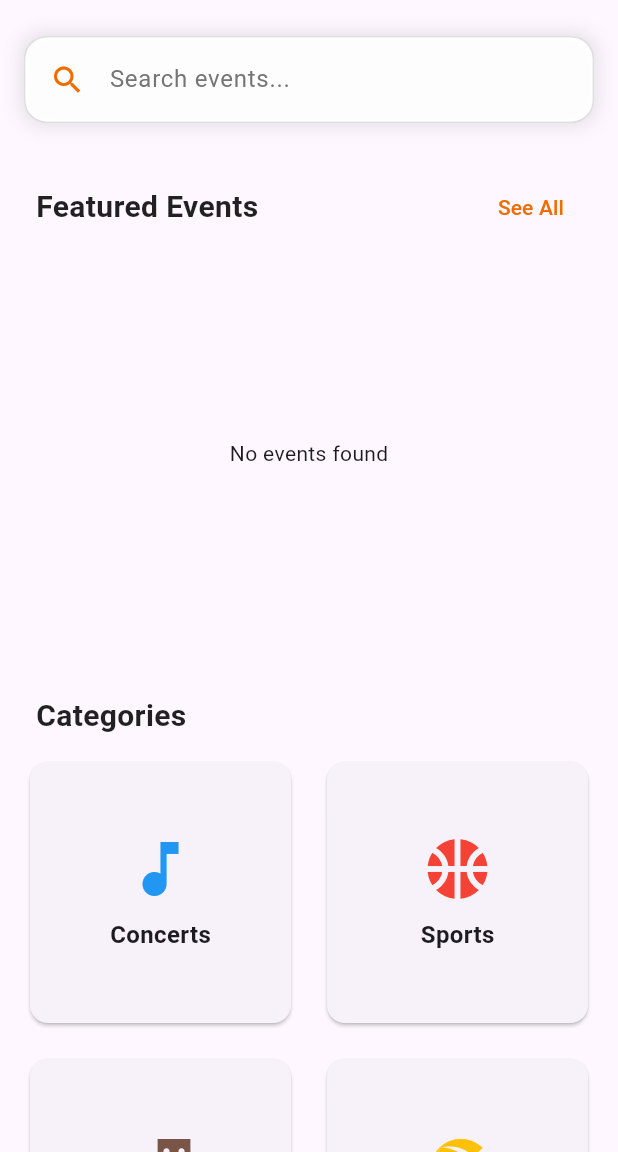
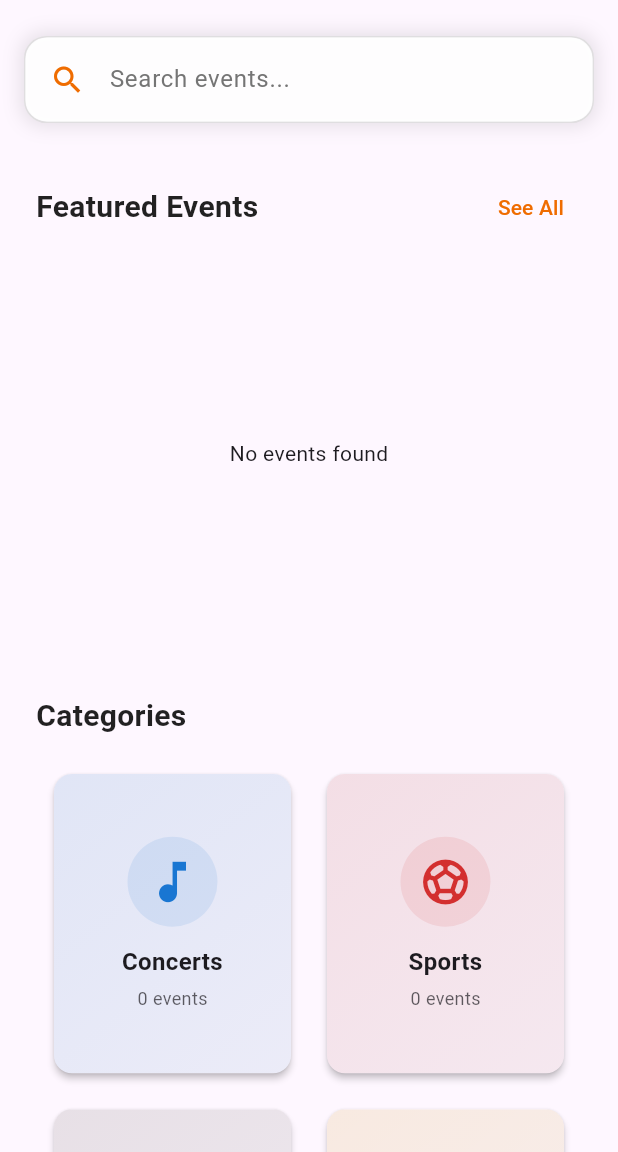
Before and after one commit to giulionyakunga/tiketi_mkononi, a Flutter app: the HomePage screen opened directly, on a phone screen of 412 x 824 dp, the part 84-1236 px from its top. Run offline on Flutter 3.47's test engine with Material 3 defaults, Android fonts, the phone set to English and light mode, and no system bars; our stand-ins replace cached_network_image, flutter_riverpod, go_router, google_sign_in, image_picker, infinite_scroll_pagination and 5 more; missing offline and left inert: qr_code_scanner; accounts and stored records are empty; network calls fail.

Commit message:
Update category_grid.dart

```diff
--- a/lib/widgets/category_grid.dart
+++ b/lib/widgets/category_grid.dart
@@ -5,7 +5,7 @@ import 'package:tiketi_mkononi/screens/category_events_page.dart';
 class Category {
   final String name;
   final IconData icon;
-  final Color color; // Add color parameter
+  final Color color;
 
   Category({required this.name, required this.icon, required this.color});
 }
@@ -16,64 +16,166 @@ class CategoryGrid extends StatelessWidget {
 
   const CategoryGrid({super.key, required this.events, required this.userId});
 
-
   @override
   Widget build(BuildContext context) {
+    final theme = Theme.of(context);
+    final colorScheme = theme.colorScheme;
+    final isLargeScreen = MediaQuery.of(context).size.width > 768;
 
     final List<Category> categories = [
-      Category(name: 'Concerts', icon: Icons.music_note, color: Colors.blue),
-      Category(name: 'Sports', icon: Icons.sports_basketball, color: Colors.red),
-      Category(name: 'Comedy', icon: Icons.theater_comedy, color: Colors.brown),
-      Category(name: 'Fun', icon: Icons.beach_access, color: Colors.amber[500]!),
-      // Category(name: 'Festivals', icon: Icons.festival, color: Colors.blue),
-      Category(name: 'Bars & Grills', icon: Icons.wine_bar, color: Colors.pink),
-      Category(name: 'Training', icon: Icons.cast_for_education, color: Colors.green[600]!),
-      Category(name: 'Theater', icon: Icons.theaters, color: Colors.black),
+      Category(
+        name: 'Concerts',
+        icon: Icons.music_note,
+        color: Colors.blue.shade700,
+      ),
+      Category(
+        name: 'Sports',
+        icon: Icons.sports_soccer,
+        color: Colors.red.shade700,
+      ),
+      Category(
+        name: 'Comedy',
+        icon: Icons.theater_comedy,
+        color: Colors.brown.shade700,
+      ),
+      Category(
+        name: 'Fun',
+        icon: Icons.emoji_emotions,
+        color: Colors.amber.shade700,
+      ),
+      Category(
+        name: 'Bars & Grills',
+        icon: Icons.local_bar,
+        color: Colors.pink.shade600,
+      ),
+      Category(
+        name: 'Training',
+        icon: Icons.school,
+        color: Colors.green.shade700,
+      ),
+      Category(
+        name: 'Theater',
+        icon: Icons.theaters,
+        color: Colors.deepPurple.shade700,
+      ),
     ];
+
+    // Calculate event counts for each category
+    final categoryCounts = Map.fromIterable(
+      categories,
+      key: (category) => category.name,
+      value: (category) => events.where((e) => e.category == category.name).length,
+    );
+
+    return LayoutBuilder(
+      builder: (context, constraints) {
+        final crossAxisCount = _calculateCrossAxisCount(constraints.maxWidth);
+        final aspectRatio = _calculateAspectRatio(constraints.maxWidth);
 
         return GridView.builder(
           shrinkWrap: true,
           physics: const NeverScrollableScrollPhysics(),
-      gridDelegate: const SliverGridDelegateWithFixedCrossAxisCount(
-        crossAxisCount: 2,
-        crossAxisSpacing: 16,
-        mainAxisSpacing: 16,
+          padding: EdgeInsets.symmetric(
+            horizontal: isLargeScreen ? 24 : 16,
+            vertical: 8,
+          ),
+          gridDelegate: SliverGridDelegateWithFixedCrossAxisCount(
+            crossAxisCount: crossAxisCount,
+            crossAxisSpacing: isLargeScreen ? 20 : 16,
+            mainAxisSpacing: isLargeScreen ? 20 : 16,
+            childAspectRatio: aspectRatio,
           ),
           itemCount: categories.length,
           itemBuilder: (context, index) {
+            final category = categories[index];
+            final eventCount = categoryCounts[category.name] ?? 0;
+
             return Card(
+              elevation: 2,
+              shape: RoundedRectangleBorder(
+                borderRadius: BorderRadius.circular(12),
+              ),
+              clipBehavior: Clip.antiAlias,
               child: InkWell(
+                borderRadius: BorderRadius.circular(12),
                 onTap: () {
                   Navigator.push(
                     context,
                     MaterialPageRoute(
                       builder: (context) => CategoryEventsPage(
-                    category: categories[index].name, userId: userId,
+                        category: category.name,
+                        userId: userId,
                       ),
                     ),
                   );
                 },
+                splashColor: category.color.withOpacity(0.2),
+                highlightColor: category.color.withOpacity(0.1),
+                child: Container(
+                  decoration: BoxDecoration(
+                    gradient: LinearGradient(
+                      begin: Alignment.topLeft,
+                      end: Alignment.bottomRight,
+                      colors: [
+                        category.color.withOpacity(0.1),
+                        category.color.withOpacity(0.05),
+                      ],
+                    ),
+                  ),
                   child: Column(
                     mainAxisAlignment: MainAxisAlignment.center,
                     children: [
-                Icon(
-                  categories[index].icon,
-                  size: 48,
-                  color: categories[index].color,
+                      Container(
+                        padding: const EdgeInsets.all(12),
+                        decoration: BoxDecoration(
+                          color: category.color.withOpacity(0.1),
+                          shape: BoxShape.circle,
                         ),
-                const SizedBox(height: 8),
+                        child: Icon(
+                          category.icon,
+                          size: isLargeScreen ? 40 : 36,
+                          color: category.color,
+                        ),
+                      ),
+                      const SizedBox(height: 12),
                       Text(
-                  categories[index].name,
-                  style: const TextStyle(
-                    fontSize: 16,
+                        category.name,
+                        style: TextStyle(
+                          fontSize: isLargeScreen ? 18 : 16,
                           fontWeight: FontWeight.bold,
+                          color: colorScheme.onSurface,
+                        ),
+                        textAlign: TextAlign.center,
+                      ),
+                      const SizedBox(height: 4),
+                      Text(
+                        '$eventCount events',
+                        style: TextStyle(
+                          fontSize: isLargeScreen ? 14 : 12,
+                          color: colorScheme.onSurface.withOpacity(0.7),
                         ),
                       ),
                     ],
                   ),
                 ),
+              ),
+            );
+          },
         );
       },
     );
   }
+
+  int _calculateCrossAxisCount(double screenWidth) {
+    if (screenWidth > 1000) return 4;
+    if (screenWidth > 768) return 3;
+    if (screenWidth > 480) return 2;
+    return 2;
   }
+
+  double _calculateAspectRatio(double screenWidth) {
+    if (screenWidth > 1000) return 1.0;
+    if (screenWidth > 768) return 0.9;
+    return 0.8;
+  }
+}
```
Lines whose indentation alone changed are shown as unchanged.
